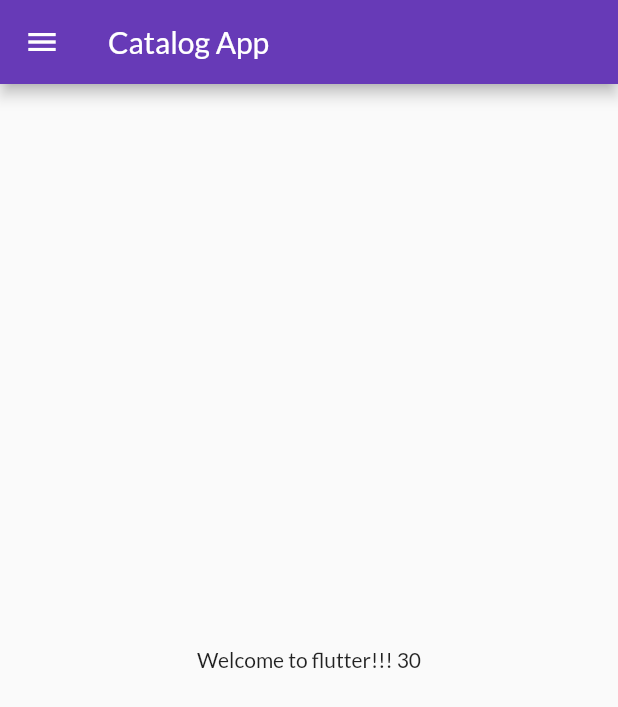
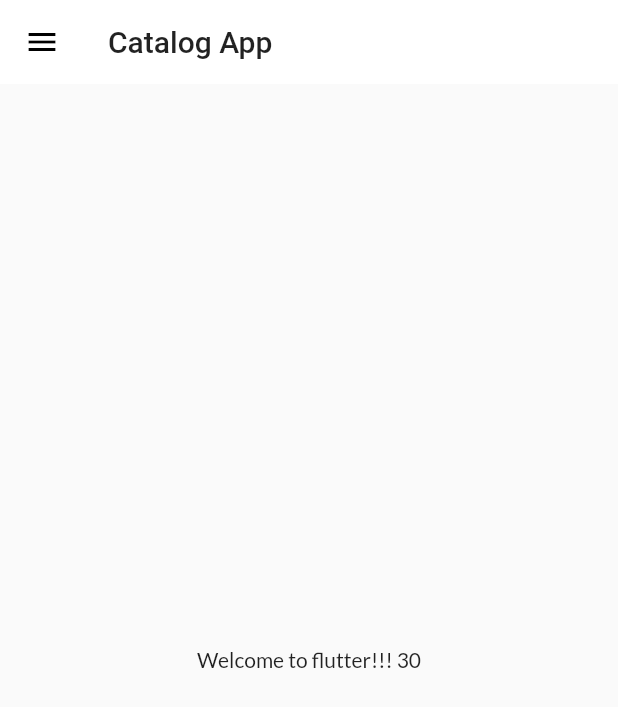
Before and after one commit to CodeByAR/flutter_catalog, a Flutter app: the screen it shows after launch, on a phone screen of 412 x 824 dp. Shown: the top 707 px of the screen. Run offline on Flutter 3.47's test engine with Material 2 defaults, Android fonts, the phone set to English and light mode, and no system bars; our stand-ins replace google_fonts.

Commit message:
Appbar Theme | Theme Extraction

```diff
--- a/lib/main.dart
+++ b/lib/main.dart
@@ -4,6 +4,7 @@ import 'package:google_fonts/google_fonts.dart';
 
 import 'pages/home_page.dart';
 import 'pages/login_page.dart';
+import 'widgets/themes.dart';
 
 void main() {
   runApp(MyApp());
@@ -18,14 +19,8 @@ class MyApp extends StatelessWidget {
       // home: HomePage(),
       // debugShowCheckedModeBanner: false,
       themeMode: ThemeMode.light,
-      theme: ThemeData(
-        primarySwatch: Colors.deepPurple,
-        fontFamily: GoogleFonts.lato().fontFamily,
-        primaryTextTheme: GoogleFonts.latoTextTheme(),
-      ),
-      darkTheme: ThemeData(
-        brightness: Brightness.dark,
-      ),
+      theme: MyTheme.lightTheme(context),
+      darkTheme: MyTheme.darkTheme(context),
       initialRoute: MyRoutes.homeRoute,
       routes: {
         "/": (context) => LoginPage(),
--- a/lib/pages/home_page.dart
+++ b/lib/pages/home_page.dart
@@ -9,11 +9,15 @@ class HomePage extends StatelessWidget {
     int days = 30;
     return Scaffold(
       appBar: AppBar(
+        // App bar theme is moved to main.dart
+        // backgroundColor: Colors.white,
+        // elevation: 0,
+        // iconTheme: IconThemeData(color: Colors.black),
         title: Text(
           "Catalog App",
-          style: TextStyle(
-            color: Colors.white,
-          ),
+          // style: TextStyle(
+          //   color: Colors.black,
+          // ),
         ),
       ),
       body: Center(
--- /dev/null
+++ b/lib/widgets/themes.dart
@@ -0,0 +1,18 @@
+import 'package:flutter/material.dart';
+import 'package:google_fonts/google_fonts.dart';
+
+class MyTheme {
+  static ThemeData lightTheme(BuildContext context) => ThemeData(
+        primarySwatch: Colors.deepPurple,
+        fontFamily: GoogleFonts.lato().fontFamily,
+        appBarTheme: AppBarTheme(
+          color: Colors.white,
+          elevation: 0,
+          iconTheme: IconThemeData(color: Colors.black),
+          textTheme: Theme.of(context).textTheme,
+        ),
+        // primaryTextTheme: GoogleFonts.latoTextTheme(),
+      );
+  static ThemeData darkTheme(BuildContext context) =>
+      ThemeData(brightness: Brightness.dark);
+}
```
